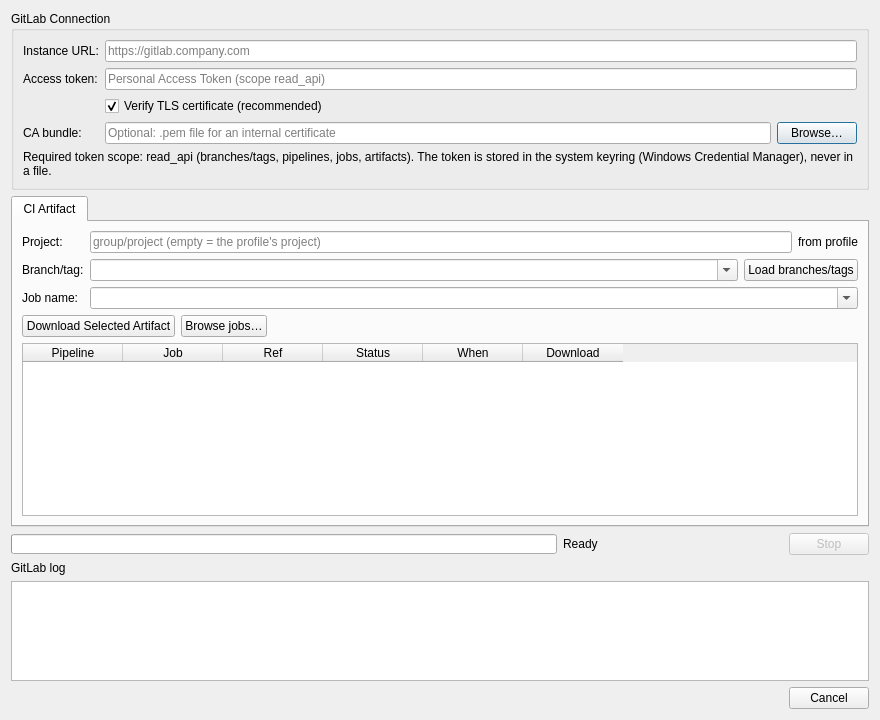
Qt form wflash/gui/gitlab_dialog.ui (phuctm012/WFlash-Tool) before a commit.
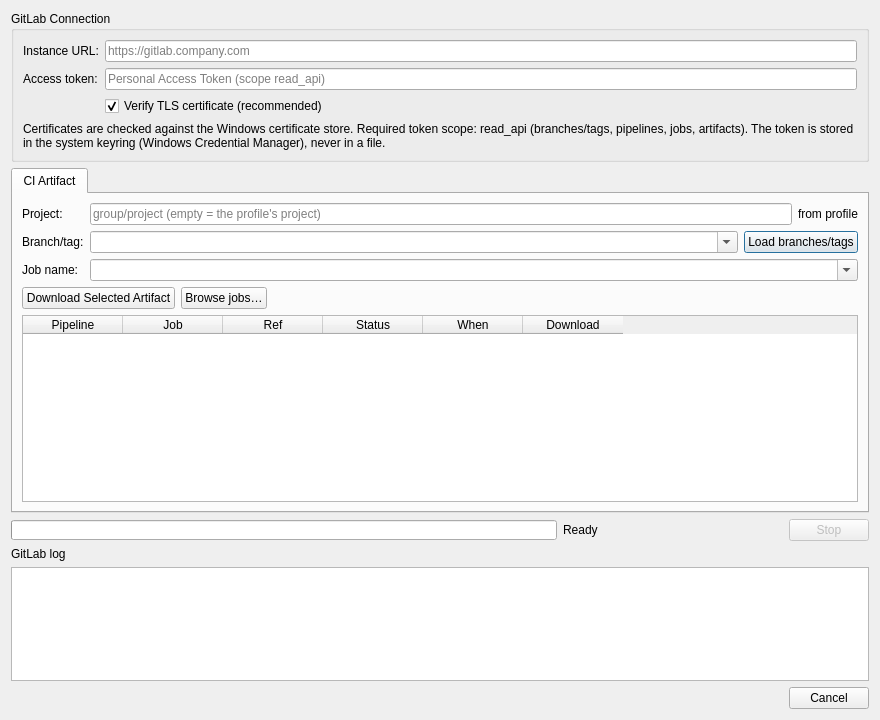
The same form after that commit.

Commit message: feat(gui): Flash and Setting tabs, repo Reload, branch filter, Windows certificates, simpler log

What changed in the file:
```diff
--- a/wflash/gui/gitlab_dialog.ui
+++ b/wflash/gui/gitlab_dialog.ui
@@ -65,40 +65,18 @@
         <property name="checked">
          <bool>true</bool>
         </property>
-       </widget>
-      </item>
-      <item row="3" column="0">
-       <widget class="QLabel" name="label_caBundle">
-        <property name="text">
-         <string>CA bundle:</string>
+        <property name="toolTip">
+         <string>Certificates are checked against the Windows certificate store, so an internal company certificate installed by IT works without any file.</string>
         </property>
         <property name="buddy">
          <cstring>lineEdit_caBundle</cstring>
         </property>
        </widget>
       </item>
-      <item row="3" column="1">
-       <layout class="QHBoxLayout" name="horizontalLayout_caBundle">
-        <item>
-         <widget class="QLineEdit" name="lineEdit_caBundle">
-          <property name="placeholderText">
-           <string>Optional: .pem file for an internal certificate</string>
-          </property>
-         </widget>
-        </item>
-        <item>
-         <widget class="QPushButton" name="pushButton_browseCa">
-          <property name="text">
-           <string>Browse…</string>
-          </property>
-         </widget>
-        </item>
-       </layout>
-      </item>
-      <item row="4" column="0" colspan="2">
+      <item row="3" column="0" colspan="2">
        <widget class="QLabel" name="label_connectionHint">
         <property name="text">
-         <string>Required token scope: read_api (branches/tags, pipelines, jobs, artifacts). The token is stored in the system keyring (Windows Credential Manager), never in a file.</string>
+         <string>Certificates are checked against the Windows certificate store. Required token scope: read_api (branches/tags, pipelines, jobs, artifacts). The token is stored in the system keyring (Windows Credential Manager), never in a file.</string>
         </property>
         <property name="wordWrap">
          <bool>true</bool>
```
Left out of the diff: 5 changed lines with no effect on the pictures. The commit also changes 33 other files.
